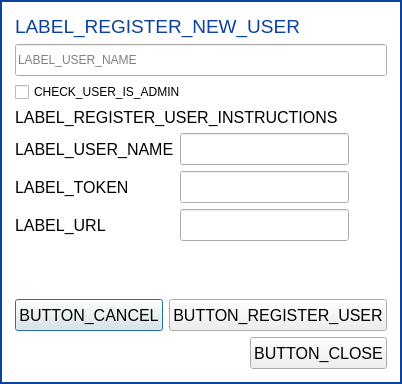
Old version of the form parsec/core/gui/forms/register_user_dialog.ui in the repository Scille/parsec-cloud.
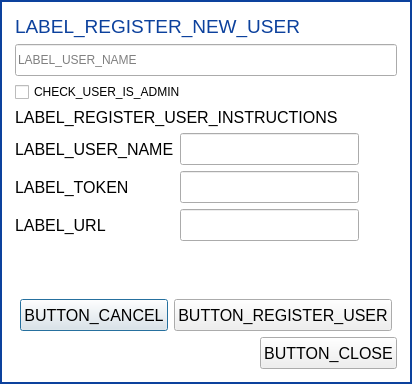
New version of the form. Icons and pictures are not drawn. Custom widgets are drawn as their Qt base class.

```diff
--- a/parsec/core/gui/forms/register_user_dialog.ui
+++ b/parsec/core/gui/forms/register_user_dialog.ui
@@ -6,7 +6,7 @@
    <rect>
     <x>0</x>
     <y>0</y>
-    <width>400</width>
+    <width>412</width>
     <height>384</height>
    </rect>
   </property>
```
Left out of the diff: 6 changed lines with no effect on the pictures.
